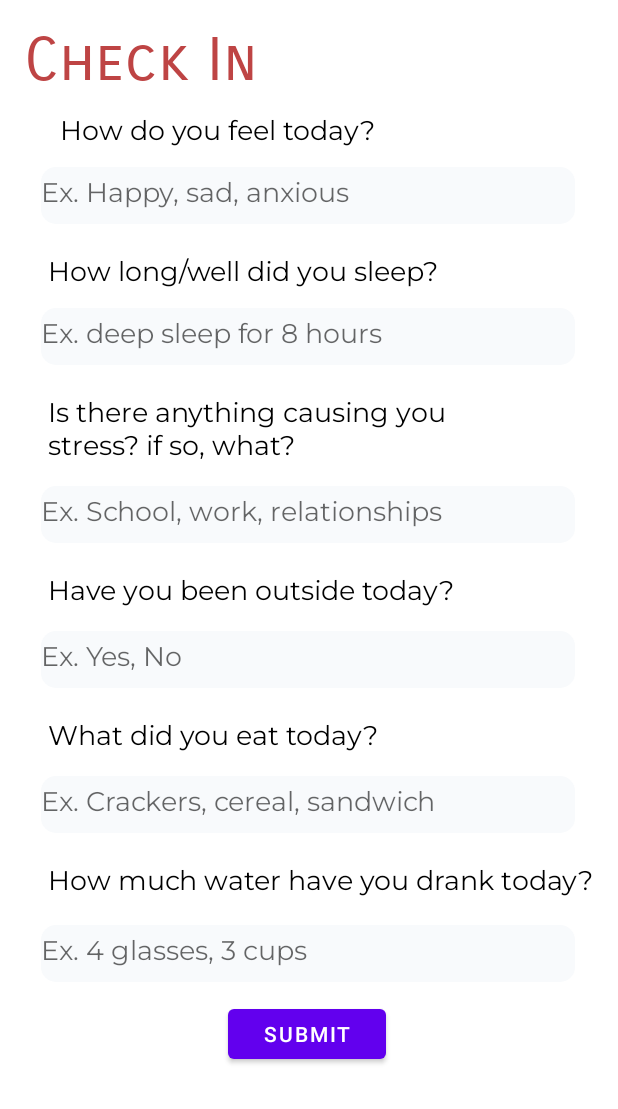
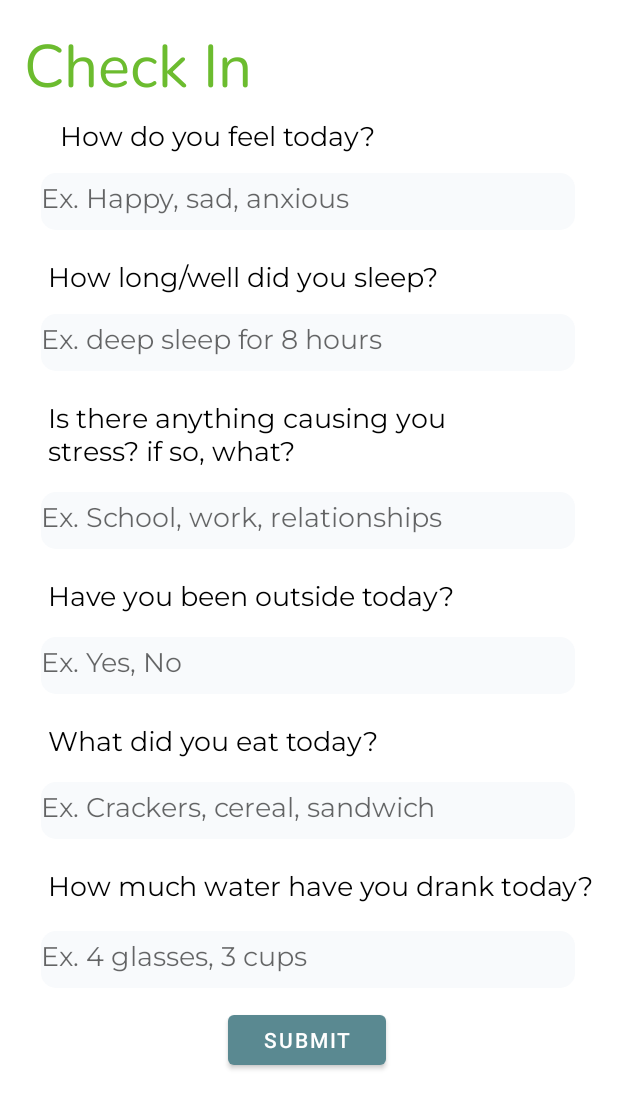
Before and after one commit to etanguan/ShadProject, an Android app: the screen it shows after launch (dailyCheckIn), on a phone screen of 412 x 824 dp. Shown: the top 1109 px of the screen. Run offline under Robolectric (Android 15) with nearby library versions, the phone set to English and light mode, and no system bars; our stand-ins replace Firebase (no records; nobody signed in at launch, a user with empty details on screens opened directly), navigation-ui.

Commit message:
Kinda fixed ui???

```diff
--- a/app/src/main/java/com/example/shadproject/ui/home/HomeFragment.java
+++ b/app/src/main/java/com/example/shadproject/ui/home/HomeFragment.java
@@ -13,8 +13,11 @@ import androidx.annotation.NonNull;
 import androidx.fragment.app.Fragment;
 import androidx.lifecycle.ViewModelProvider;
 
+import com.example.shadproject.Login;
 import com.example.shadproject.dailyCheckIn;
 import com.example.shadproject.databinding.FragmentHomeBinding;
+import com.example.shadproject.storyTellYourStory;
+import com.example.shadproject.ui.dashboard.DashboardFragment;
 import com.example.shadproject.ui.reachout.ReachoutFragment;
 import com.google.firebase.auth.FirebaseAuth;
 import android.content.SharedPreferences;
@@ -42,10 +45,10 @@ public class HomeFragment extends Fragment {
             @Override
             public void onClick(View view) {
                 FirebaseAuth.getInstance().signOut();
+                Intent intent = new Intent(HomeFragment.this.getActivity(), Login.class);
+                startActivity(intent);
             }
         });
-        final TextView textView = binding.textHome;
-        homeViewModel.getText().observe(getViewLifecycleOwner(), textView::setText);
 
 
 
--- /dev/null
+++ b/app/src/main/res/font/titlefonts.xml
@@ -0,0 +1,7 @@
+<?xml version="1.0" encoding="utf-8"?>
+<font-family xmlns:app="http://schemas.android.com/apk/res-auto"
+    app:fontProviderAuthority="com.google.android.gms.fonts"
+    app:fontProviderPackage="com.google.android.gms"
+    app:fontProviderQuery="Nunito"
+    app:fontProviderCerts="@array/com_google_android_gms_fonts_certs">
+</font-family>
--- a/app/src/main/res/layout/activity_daily_check_in.xml
+++ b/app/src/main/res/layout/activity_daily_check_in.xml
@@ -8,13 +8,13 @@
 
     <TextView
         android:id="@+id/reachOutTitle"
-        android:layout_width="285dp"
-        android:layout_height="43dp"
+        android:layout_width="279dp"
+        android:layout_height="47dp"
         android:layout_marginStart="16dp"
         android:layout_marginTop="16dp"
-        android:fontFamily="@font/carrois_gothic_sc"
+        android:fontFamily="@font/titlefonts"
         android:text="Check In"
-        android:textColor="#BE4444"
+        android:textColor="#6CBC2f"
         android:textSize="40sp"
         app:layout_constraintStart_toStartOf="parent"
         app:layout_constraintTop_toTopOf="parent" />
--- a/app/src/main/res/layout/activity_main.xml
+++ b/app/src/main/res/layout/activity_main.xml
@@ -26,9 +26,11 @@
         android:layout_height="match_parent"
         app:defaultNavHost="true"
         app:layout_constraintBottom_toTopOf="@id/nav_view"
+        app:layout_constraintHorizontal_bias="1.0"
         app:layout_constraintLeft_toLeftOf="parent"
         app:layout_constraintRight_toRightOf="parent"
         app:layout_constraintTop_toTopOf="parent"
+        app:layout_constraintVertical_bias="1.0"
         app:navGraph="@navigation/mobile_navigation" />
 
 </androidx.constraintlayout.widget.ConstraintLayout>
--- a/app/src/main/res/layout/activity_story_tell_your_story.xml
+++ b/app/src/main/res/layout/activity_story_tell_your_story.xml
@@ -14,9 +14,9 @@
         android:layout_alignParentTop="true"
         android:layout_marginStart="16dp"
         android:layout_marginTop="28dp"
-        android:fontFamily="@font/carrois_gothic_sc"
+        android:fontFamily="@font/titlefonts"
         android:text="Tell Your Story"
-        android:textColor="#BE4444"
+        android:textColor="#6CBC2f"
         android:textSize="40sp"
         app:layout_constraintStart_toStartOf="parent"
         app:layout_constraintTop_toTopOf="parent" />
--- a/app/src/main/res/layout/activity_tell_your_story2.xml
+++ b/app/src/main/res/layout/activity_tell_your_story2.xml
@@ -19,9 +19,9 @@
             android:layout_alignParentTop="true"
             android:layout_marginStart="16dp"
             android:layout_marginTop="28dp"
-            android:fontFamily="@font/carrois_gothic_sc"
+            android:fontFamily="@font/titlefonts"
             android:text="Tell Your Story"
-            android:textColor="#BE4444"
+            android:textColor="#6CBC2f"
             android:textSize="40sp"
             app:layout_constraintStart_toStartOf="parent"
             app:layout_constraintTop_toTopOf="parent" />
--- a/app/src/main/res/layout/fragment_dashboard.xml
+++ b/app/src/main/res/layout/fragment_dashboard.xml
@@ -28,9 +28,9 @@
         android:layout_alignParentTop="true"
         android:layout_marginStart="16dp"
         android:layout_marginTop="28dp"
-        android:fontFamily="@font/carrois_gothic_sc"
+        android:fontFamily="@font/titlefonts"
         android:text="Success stories"
-        android:textColor="#BE4444"
+        android:textColor="#6CBC2f"
         android:textSize="40sp"
         app:layout_constraintStart_toStartOf="parent"
         app:layout_constraintTop_toTopOf="parent" />
@@ -43,7 +43,7 @@
         android:layout_marginEnd="8dp"
         android:background="#0000ffff"
         android:text="Tell Your Story"
-        android:textColor="#000000"
+        android:textColor="#5A8991"
         app:layout_constraintEnd_toEndOf="parent"
         app:layout_constraintTop_toTopOf="parent">
 
--- a/app/src/main/res/layout/taglistitem.xml
+++ b/app/src/main/res/layout/taglistitem.xml
@@ -25,8 +25,9 @@
             android:layout_marginStart="16dp"
             android:layout_marginTop="0dp"
             android:fontFamily="@font/montserrat"
-            android:text="Price:"
-            android:textSize="14sp" />
+            android:text="placeholder"
+            android:textSize="18sp"
+            android:textColor="@color/black"/>
 
 
     </RelativeLayout>
--- a/app/src/main/res/values/themes.xml
+++ b/app/src/main/res/values/themes.xml
@@ -2,12 +2,12 @@
     <!-- Base application theme. -->
     <style name="Theme.ShadProject" parent="Theme.MaterialComponents.DayNight.DarkActionBar">
         <!-- Primary brand color. -->
-        <item name="colorPrimary">@color/purple_500</item>
+        <item name="colorPrimary">#5A8991</item>
         <item name="colorPrimaryVariant">@color/purple_700</item>
         <item name="colorOnPrimary">@color/white</item>
         <!-- Secondary brand color. -->
-        <item name="colorSecondary">@color/teal_200</item>
-        <item name="colorSecondaryVariant">@color/teal_700</item>
+        <item name="colorSecondary">#6CBC2f</item>
+        <item name="colorSecondaryVariant">#6CBC2f</item>
         <item name="colorOnSecondary">@color/black</item>
         <!-- Status bar color. -->
         <item name="android:statusBarColor" tools:targetApi="l">?attr/colorPrimaryVariant</item>
```
Also changed, not shown: app/src/main/res/layout/activity_login.xml (+17 -2 lines), app/src/main/res/layout/contact_popup.xml (+5 -19 lines), app/src/main/res/layout/fragment_home.xml (+2 -16 lines), app/src/main/res/layout/fragment_reachout.xml (+10 -10 lines), app/src/main/res/layout/helplistitem.xml (+24 -13 lines), app/src/main/res/layout/story_list_item.xml (+20 -12 lines).
